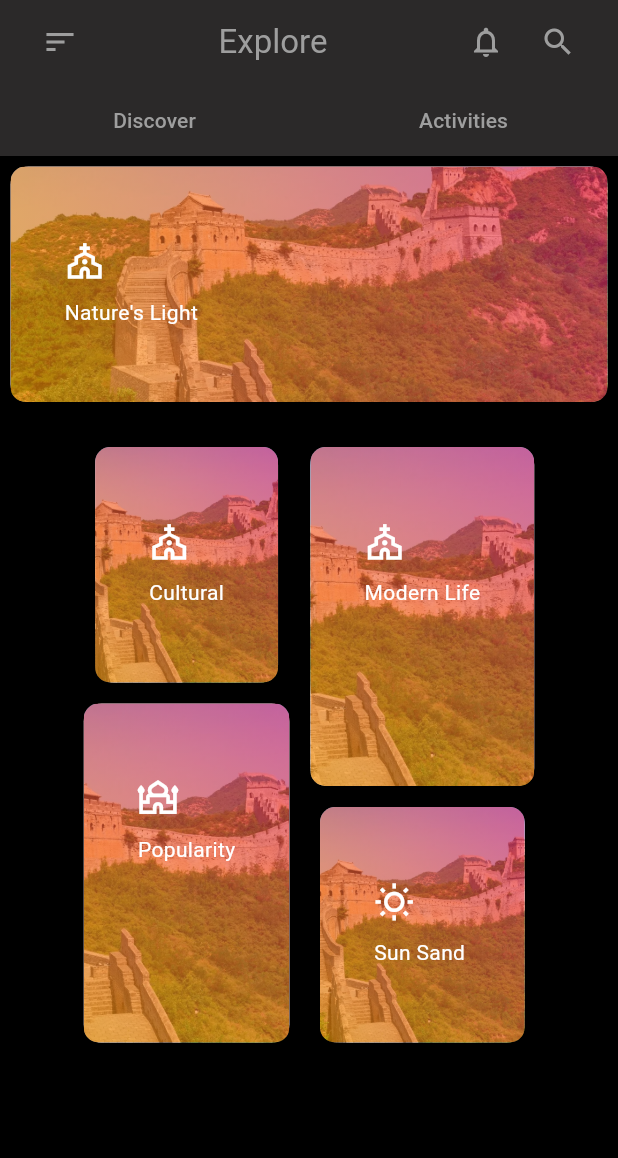
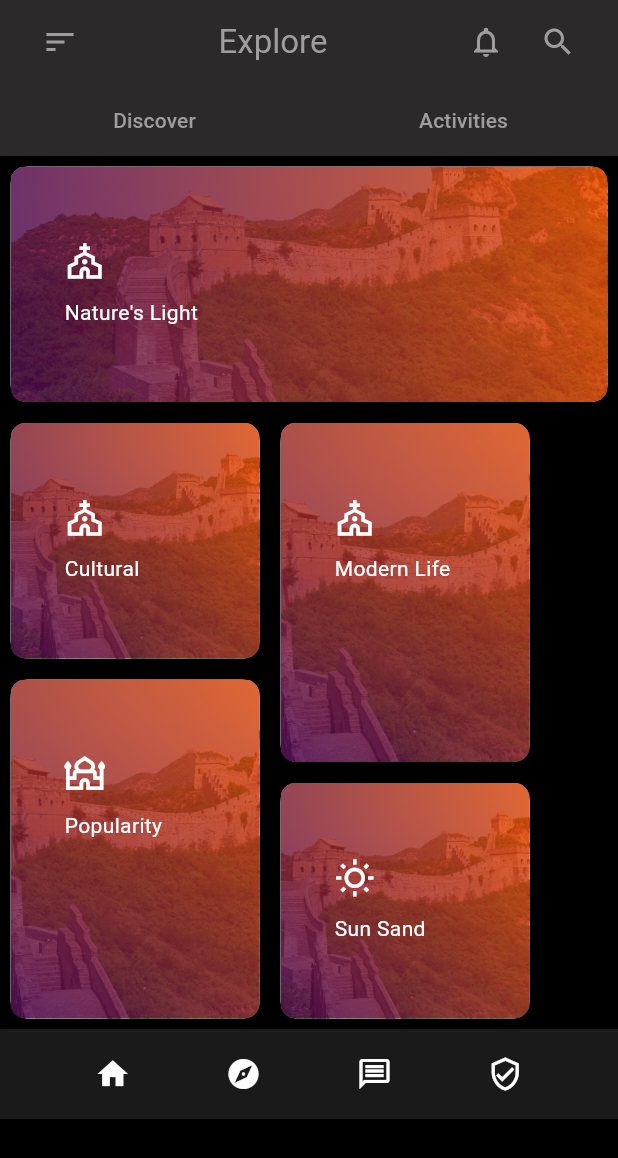
Before and after one commit to fidelmak/productuis, a Flutter app: the screen it shows after launch, on a phone screen of 412 x 824 dp. Shown: the top 1158 px of the screen. Run offline on Flutter 3.47's test engine with Material 2 defaults, Android fonts, the phone set to English and light mode, and no system bars; our stand-ins replace font_awesome_flutter.

Commit message:
On branch master

```diff
--- a/lib/productUis/product_one.dart
+++ b/lib/productUis/product_one.dart
@@ -21,7 +21,6 @@ class _product_oneState extends State<product_one> {
 
   @override
   Widget build(BuildContext context) {
-    final screenWidth = MediaQuery.of(context).size.width;
     return Scaffold(
       appBar: AppBar(
         title: Center(
@@ -93,24 +92,26 @@ class _product_oneState extends State<product_one> {
               // height: 170,
             ),
             Container(
-              margin: EdgeInsets.all(16.0),
+              //margin: EdgeInsets.symmetric(vertical: 8, horizontal: 0),
               child: Row(
-                mainAxisAlignment: MainAxisAlignment.center,
+                //mainAxisAlignment: MainAxisAlignment.center,
                 children: [
                   Column(
                     children: [
                       Container(
+                        width: 180,
                         child: gradientCard(
                           icon: Icons.church_outlined,
                           text: "Cultural",
                           image: AssetImage(
                             "assets/images/grtwall.jpg",
                           ),
-                          // width: 230,
+
                           // height: 200,
                         ),
                       ),
                       Container(
+                        width: 180,
                         height: 240,
                         child: gradientCard(
                           icon: Icons.mosque_outlined,
@@ -125,6 +126,7 @@ class _product_oneState extends State<product_one> {
                   Column(
                     children: [
                       Container(
+                        width: 180,
                         height: 240,
                         child: gradientCard(
                           icon: Icons.church_outlined,
@@ -137,6 +139,7 @@ class _product_oneState extends State<product_one> {
                         ),
                       ),
                       Container(
+                        width: 180,
                         child: gradientCard(
                           icon: Icons.wb_sunny_outlined,
                           text: "Sun Sand ",
@@ -152,9 +155,37 @@ class _product_oneState extends State<product_one> {
                 ],
               ),
             ),
-            SizedBox(
-              height: 50,
-            )
+            Expanded(
+                child: Container(
+              height: 60,
+              color: Color.fromARGB(
+                  255, 27, 26, 26), // Background color of the footer
+              child: Row(
+                mainAxisAlignment: MainAxisAlignment.spaceEvenly,
+                children: [
+                  Icon(
+                    Icons.home,
+                    color: Colors.white, // White color
+                    // Add other properties as needed, e.g., size
+                  ),
+                  Icon(
+                    Icons.explore,
+                    color: Colors.white, // White color
+                    // Add other properties as needed, e.g., size
+                  ),
+                  Icon(
+                    Icons.message_outlined,
+                    color: Colors.white, // White color
+                    // Add other properties as needed, e.g., size
+                  ),
+                  Icon(
+                    Icons.verified_user_outlined,
+                    color: Colors.white, // White color
+                    // Add other properties as needed, e.g., size
+                  ),
+                ],
+              ),
+            ))
           ],
         ),
       ),
@@ -198,8 +229,8 @@ class gradientCard extends StatelessWidget {
               begin: Alignment.topRight,
               end: Alignment.bottomLeft,
               colors: [
-                Colors.pink.withOpacity(0.6),
-                Colors.orange.withOpacity(0.6),
+                Color.fromARGB(255, 245, 79, 2).withOpacity(0.8),
+                Color.fromARGB(255, 73, 2, 80).withOpacity(0.8),
               ],
             )),
             child: Padding(
```
